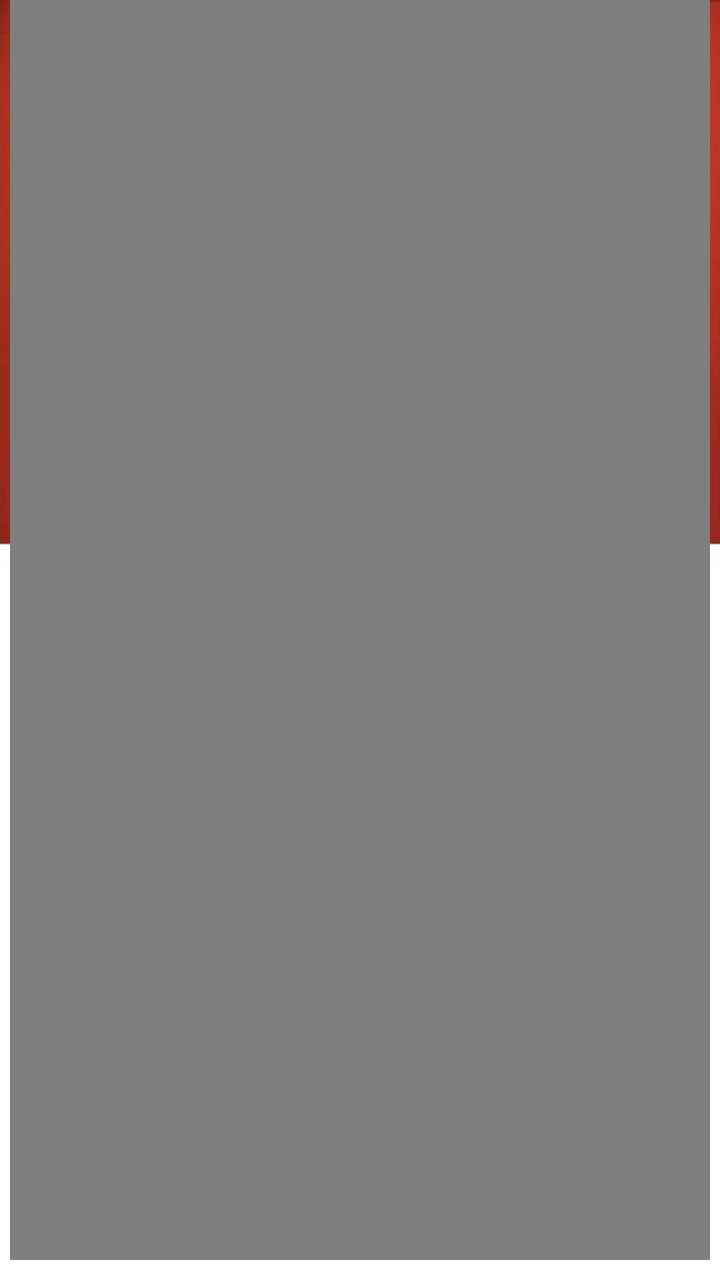
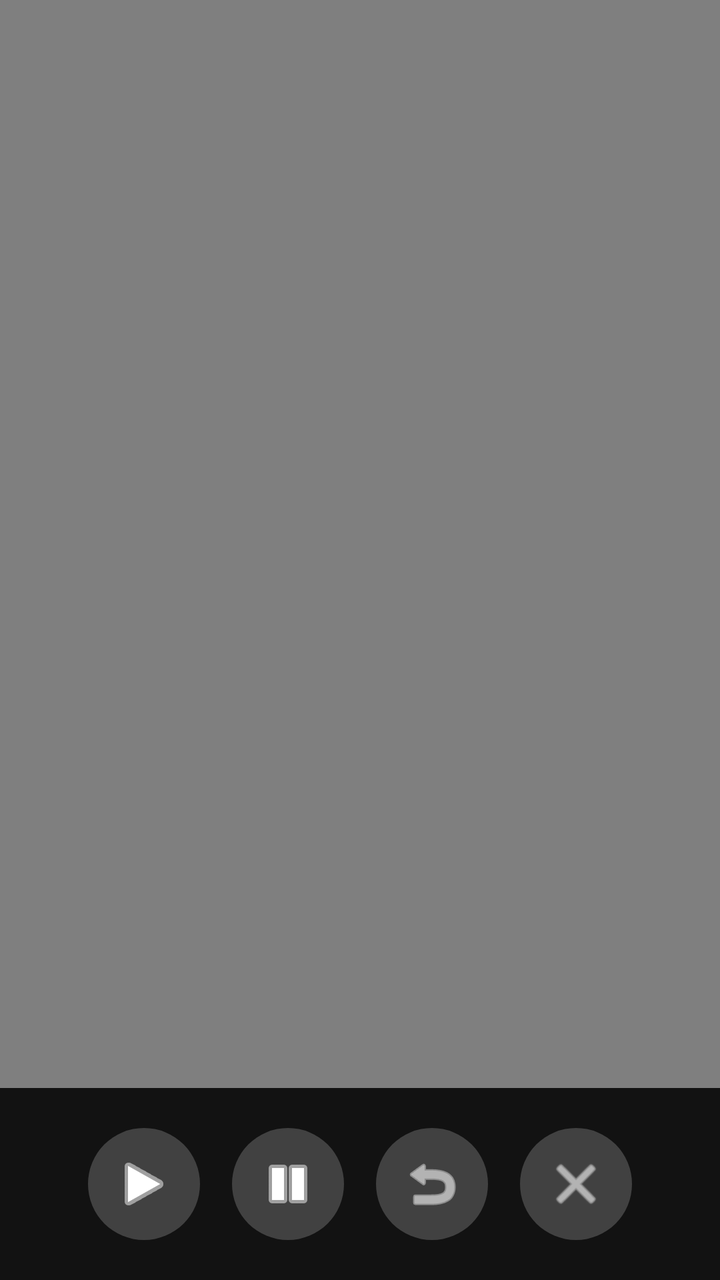

Screens rendered from an Android XML layout before and after an edit, with the pre-edit source and the edit as a unified diff.
<!-- AndroidManifest.xml: application theme AppTheme -->
<!-- res/layout/ejemplo.xml -->
<?xml version="1.0" encoding="utf-8"?>
<LinearLayout xmlns:android="http://schemas.android.com/apk/res/android"
    android:layout_width="fill_parent"
    android:layout_height="fill_parent"
    android:background="@drawable/pollito"
    android:gravity="bottom|center"
    android:orientation="vertical"  >

    <VideoView
        android:id="@+id/surface_view"
        android:layout_width="wrap_content"
        android:layout_height="wrap_content" 
        android:layout_margin="5dp">
    </VideoView>

    <LinearLayout
        android:layout_width="fill_parent"
        android:layout_height="wrap_content"
        android:gravity="center"
        android:orientation="horizontal" 
        android:layout_marginBottom="5dp">

        <ImageButton
            android:id="@+id/play"
            android:layout_width="wrap_content"
            android:layout_height="wrap_content"
            android:src="@android:drawable/ic_media_play" />

        <ImageButton
            android:id="@+id/pause"
            android:layout_width="wrap_content"
            android:layout_height="wrap_content"
            android:src="@android:drawable/ic_media_pause" />

        <ImageButton
            android:id="@+id/reset"
            android:layout_width="wrap_content"
            android:layout_height="wrap_content"
            android:src="@android:drawable/ic_menu_revert" />

        <ImageButton
            android:id="@+id/stop"
            android:layout_width="wrap_content"
            android:layout_height="wrap_content"
            android:src="@android:drawable/ic_lock_power_off" />
    </LinearLayout>

    <LinearLayout
        android:id="@+id/llPlayer"
        android:layout_width="match_parent"
        android:layout_height="wrap_content"
        android:gravity="bottom"
        android:orientation="vertical" >

    </LinearLayout>

</LinearLayout>
<!-- resources referenced by this layout -->
<resources>
  <!-- drawable pollito: jpg bitmap (drawable-xhdpi, 34582 bytes) -->
  <style name="AppTheme" parent="AppBaseTheme">
          
      </style>
  <style name="AppBaseTheme" parent="android:Theme.Light">
          
      </style>
</resources>

<!-- the commit's change to res/layout/ejemplo.xml (unified diff, before → after) -->
@@ -1,57 +1,79 @@
 <?xml version="1.0" encoding="utf-8"?>
 <LinearLayout xmlns:android="http://schemas.android.com/apk/res/android"
-    android:layout_width="fill_parent"
-    android:layout_height="fill_parent"
-    android:background="@drawable/pollito"
-    android:gravity="bottom|center"
-    android:orientation="vertical"  >
+    android:layout_width="match_parent"
+    android:layout_height="match_parent"
+    android:background="@color/fondo_oscuro"
+    android:fitsSystemWindows="true"
+    android:orientation="vertical" >
 
-    <VideoView
-        android:id="@+id/surface_view"
-        android:layout_width="wrap_content"
-        android:layout_height="wrap_content" 
-        android:layout_margin="5dp">
-    </VideoView>
+    
+    <FrameLayout
+        android:layout_width="match_parent"
+        android:layout_height="0dp"
+        android:layout_weight="1" >
+
+        <VideoView
+            android:id="@+id/surface_view"
+            android:layout_width="match_parent"
+            android:layout_height="wrap_content"
+            android:layout_gravity="center" />
+    </FrameLayout>
 
     <LinearLayout
-        android:layout_width="fill_parent"
+        android:layout_width="match_parent"
         android:layout_height="wrap_content"
         android:gravity="center"
-        android:orientation="horizontal" 
-        android:layout_marginBottom="5dp">
+        android:orientation="horizontal"
+        android:paddingTop="12dp"
+        android:paddingBottom="12dp" >
 
         <ImageButton
             android:id="@+id/play"
-            android:layout_width="wrap_content"
-            android:layout_height="wrap_content"
+            android:layout_width="56dp"
+            android:layout_height="56dp"
+            android:layout_margin="8dp"
+            android:background="@drawable/btn_control"
+            android:tint="@color/white"
+            android:contentDescription="@string/play"
             android:src="@android:drawable/ic_media_play" />
 
         <ImageButton
             android:id="@+id/pause"
-            android:layout_width="wrap_content"
-            android:layout_height="wrap_content"
+            android:layout_width="56dp"
+            android:layout_height="56dp"
+            android:layout_margin="8dp"
+            android:background="@drawable/btn_control"
+            android:tint="@color/white"
+            android:contentDescription="@string/pause"
             android:src="@android:drawable/ic_media_pause" />
 
         <ImageButton
             android:id="@+id/reset"
-            android:layout_width="wrap_content"
-            android:layout_height="wrap_content"
+            android:layout_width="56dp"
+            android:layout_height="56dp"
+            android:layout_margin="8dp"
+            android:background="@drawable/btn_control"
+            android:tint="@color/white"
+            android:contentDescription="@string/reset"
             android:src="@android:drawable/ic_menu_revert" />
 
         <ImageButton
             android:id="@+id/stop"
-            android:layout_width="wrap_content"
-            android:layout_height="wrap_content"
-            android:src="@android:drawable/ic_lock_power_off" />
+            android:layout_width="56dp"
+            android:layout_height="56dp"
+            android:layout_margin="8dp"
+            android:background="@drawable/btn_control"
+            android:tint="@color/white"
+            android:contentDescription="@string/stop"
+            android:src="@android:drawable/ic_menu_close_clear_cancel" />
     </LinearLayout>
 
     <LinearLayout
         android:id="@+id/llPlayer"
         android:layout_width="match_parent"
         android:layout_height="wrap_content"
-        android:gravity="bottom"
+        android:gravity="center"
         android:orientation="vertical" >
-
     </LinearLayout>
 
 </LinearLayout>
<!-- resource entries referenced after the edit -->
@@ -1,11 +1,23 @@
 <!-- resources referenced by this layout -->
 <resources>
-  <!-- drawable pollito: jpg bitmap (drawable-xhdpi, 34582 bytes) -->
-  <style name="AppTheme" parent="AppBaseTheme">
-          
-      </style>
-  <style name="AppBaseTheme" parent="android:Theme.Light">
-          
-      </style>
+  <color name="fondo_oscuro">#121212</color>
+  <color name="white">#FFFFFF</color>
+  <!-- drawable btn_control (drawable) -->
+  <?xml version="1.0" encoding="utf-8"?>
+  <ripple xmlns:android="http://schemas.android.com/apk/res/android"
+      android:color="#60FFFFFF">
+      <item>
+          <shape android:shape="oval">
+              <solid android:color="@color/control_bg" />
+          </shape>
+      </item>
+  </ripple>
+  <string name="pause">PAUSE</string>
+  <string name="play">PLAY</string>
+  <string name="reset">RESET</string>
+  <string name="stop">STOP</string>
+  <style name="AppTheme" parent="AppBaseTheme" />
+  <color name="control_bg">#33FFFFFF</color>
+  <style name="AppBaseTheme" parent="android:Theme.Material.Light.NoActionBar" />
 </resources>
 
